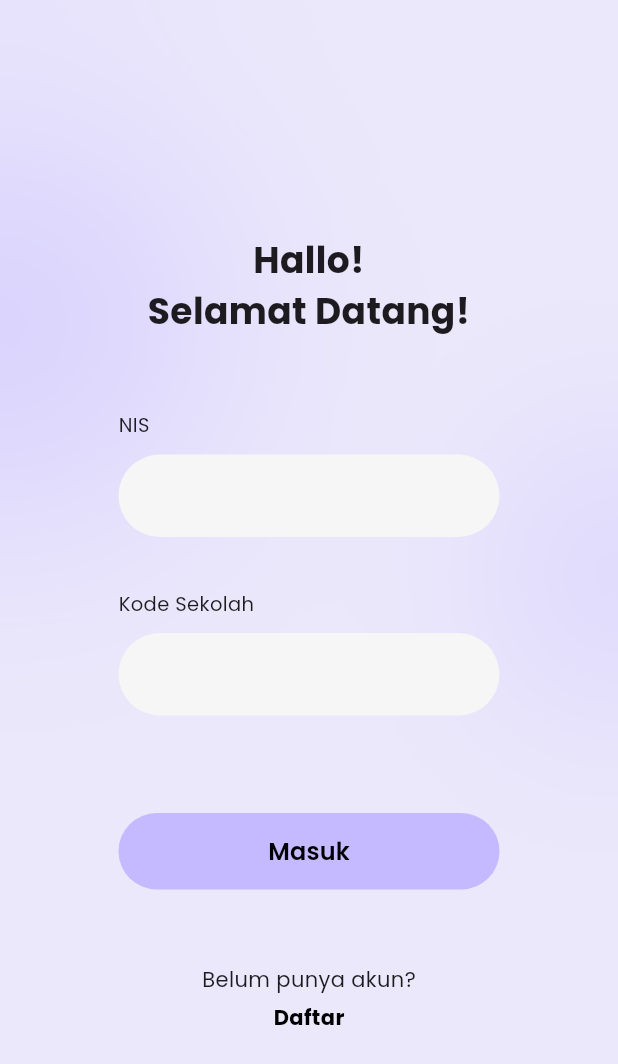
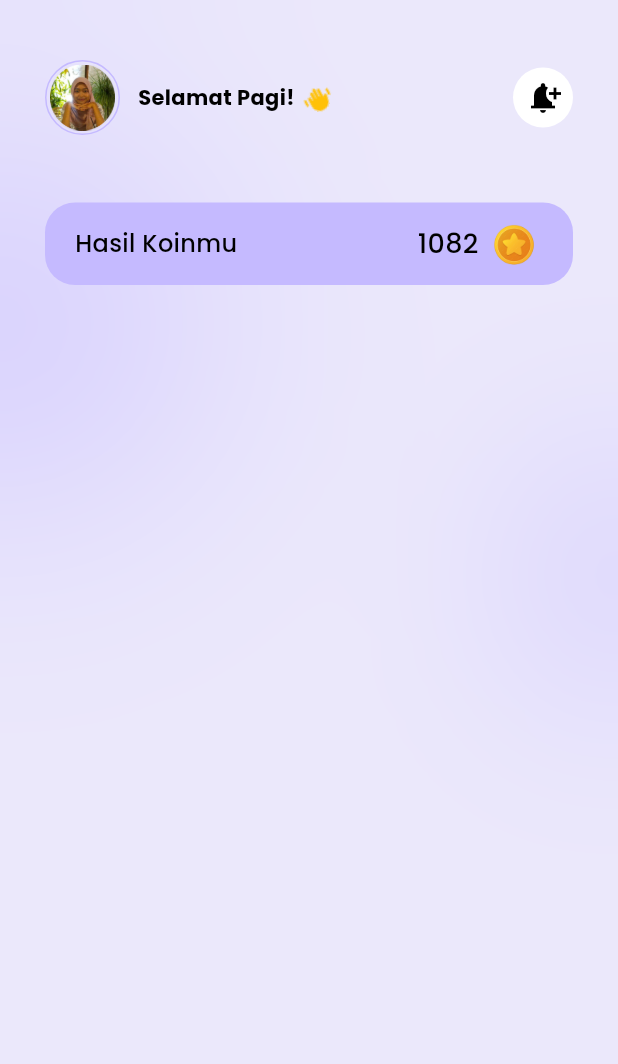
Before and after one commit to hestisnm/KPMOBILE, a Flutter app: the SignInPage widget shown alone on an empty page, opened directly, after a tap on "Masuk", on a phone screen of 412 x 824 dp. Shown: the top 1064 px of the screen. Run offline on Flutter 3.47's test engine with Material 3 defaults, Android fonts, the phone set to English and light mode, and no system bars; our stand-ins replace gap, google_fonts.

Commit message:
discover

```diff
--- /dev/null
+++ b/lib/presentation/pages/discover_page.dart
@@ -0,0 +1,157 @@
+import 'package:flutter/material.dart';
+import 'package:google_fonts/google_fonts.dart';
+import 'package:kelas_pintar/constants/color_constant.dart';
+import 'package:kelas_pintar/presentation/widgets/page_widget.dart';
+import 'package:gap/gap.dart';
+import 'dart:math' as math;
+
+class DiscoverPage extends StatefulWidget {
+  const DiscoverPage({super.key});
+
+  @override
+  State<DiscoverPage> createState() => _DiscoverPageState();
+}
+
+class _DiscoverPageState extends State<DiscoverPage>
+    with SingleTickerProviderStateMixin {
+  late AnimationController _controller;
+
+  @override
+  void initState() {
+    super.initState();
+    _controller = AnimationController(
+      duration: const Duration(milliseconds: 800),
+      vsync: this,
+    )..repeat(reverse: true); // Biar tangan melambai bolak balik
+  }
+
+  @override
+  void dispose() {
+    _controller.dispose();
+    super.dispose();
+  }
+
+  @override
+  Widget build(BuildContext context) {
+    return PageWidget(
+      child: SingleChildScrollView(
+        child: Column(
+          children: [
+            _userInfo(),
+            const Gap(5),
+            _hasilKoinmu(), // Tambahan widget koinmu di sini
+          ],
+        ),
+      ),
+    );
+  }
+
+  Widget _userInfo() => Padding(
+        padding: const EdgeInsets.symmetric(horizontal: 30, vertical: 40),
+        child: Row(
+          mainAxisAlignment: MainAxisAlignment.spaceBetween,
+          children: [
+            // bagian kiri
+            Row(
+              children: [
+                Container(
+                  width: 50,
+                  height: 50,
+                  padding: const EdgeInsets.all(2),
+                  decoration: BoxDecoration(
+                    color: Colors.transparent,
+                    border: Border.all(color: ColorConstant.primary),
+                    borderRadius: BorderRadius.circular(50 / 2),
+                  ),
+                  child: Image.asset('assets/images/user_profile.png'),
+                ),
+                const Gap(12),
+                // info
+                Column(
+                  crossAxisAlignment: CrossAxisAlignment.start,
+                  children: [
+                    Row(
+                      children: [
+                        Text(
+                          'Selamat Pagi!',
+                          style: GoogleFonts.poppins(
+                            fontWeight: FontWeight.w700,
+                            fontSize: 14,
+                            color: Colors.black,
+                          ),
+                        ),
+                        AnimatedBuilder(
+                          animation: _controller,
+                          child: Image.asset(
+                            'assets/images/tangan.png',
+                            width: 30,
+                            height: 30,
+                          ),
+                          builder: (context, child) {
+                            return Transform.rotate(
+                              angle: 0.5 *
+                                  math.sin(_controller.value * 0.30 * math.pi),
+                              child: child,
+                            );
+                          },
+                        ),
+                      ],
+                    ),
+                  ],
+                ),
+              ],
+            ),
+
+            CircleAvatar(
+              backgroundColor: Colors.white,
+              child: IconButton(
+                  onPressed: () {},
+                  color: Colors.black,
+                  icon: Icon(Icons.notification_add)),
+            )
+          ],
+        ),
+      );
+
+  Widget _hasilKoinmu() => Padding(
+        padding: const EdgeInsets.symmetric(horizontal: 30),
+        child: Container(
+          padding: const EdgeInsets.symmetric(horizontal: 20, vertical: 10),
+          decoration: BoxDecoration(
+            color: const Color(0xFFC5BAFF), // warna ungu pastel
+            borderRadius: BorderRadius.circular(20),
+          ),
+          child: Row(
+            mainAxisAlignment: MainAxisAlignment.spaceBetween,
+            children: [
+              Text(
+                'Hasil Koinmu',
+                style: GoogleFonts.poppins(
+                  fontWeight: FontWeight.w500,
+                  fontSize: 16,
+                  color: Colors.black,
+                ),
+              ),
+              Row(
+                children: [
+                  Text(
+                    '1082',
+                    style: GoogleFonts.poppins(
+                      fontWeight: FontWeight.w500,
+                      fontSize: 18,
+                      color: Colors.black,
+                    ),
+                  ),
+                  const Gap(8),
+                  Image.asset(
+                    'assets/images/koinemas.png',
+                    width: 35,
+                    height: 35,
+                  ),
+                ],
+              ),
+            ],
+          ),
+        ),
+      );
+}
--- a/lib/presentation/pages/sign_in_page.dart
+++ b/lib/presentation/pages/sign_in_page.dart
@@ -1,5 +1,7 @@
 import 'package:flutter/material.dart';
 import 'package:google_fonts/google_fonts.dart';
+import 'package:kelas_pintar/presentation/pages/sign_up_page.dart';
+import 'package:kelas_pintar/presentation/pages/discover_page.dart';
 import 'package:kelas_pintar/presentation/widgets/button_widget.dart';
 import 'package:kelas_pintar/presentation/widgets/input_widget.dart';
 import 'package:kelas_pintar/presentation/widgets/page_widget.dart';
@@ -29,12 +31,20 @@
                   style: GoogleFonts.poppins(fontSize: 14),
                 ),
                 const Gap(5),
-                Text(
-                  'Daftar',
-                  style: GoogleFonts.poppins(
-                    fontSize: 14,
-                    fontWeight: FontWeight.bold,
-                    color: Colors.black,
+                 GestureDetector(
+                  onTap: () {
+                    Navigator.push(
+                      context,
+                      MaterialPageRoute(builder: (context) => SignUpPage()),
+                    );
+                  },
+                  child: Text(
+                    'Daftar',
+                    style: GoogleFonts.poppins(
+                      fontSize: 14,
+                      fontWeight: FontWeight.bold,
+                      color: Colors.black,
+                    ),
                   ),
                 ),
               ],
@@ -90,7 +100,7 @@
                           onPressed: () {
                             Navigator.of(context)
                                 .pushReplacement(MaterialPageRoute(
-                              builder: (context) => const SignInPage(),
+                              builder: (context) => const DiscoverPage(),
                             ));
                           },
                         );
```
Also changed, not shown: lib/presentation/pages/sign_in_page_guru.dart (+19 -8 lines), lib/presentation/pages/sign_up_page.dart (+15 -7 lines), lib/presentation/pages/sign_up_page_guru.dart (+16 -7 lines), lib/presentation/pages/start.dart (+88 -9 lines), assets/images/koinemas.png (added), assets/images/notiffication.png (added), assets/images/user_profile.png (added).
